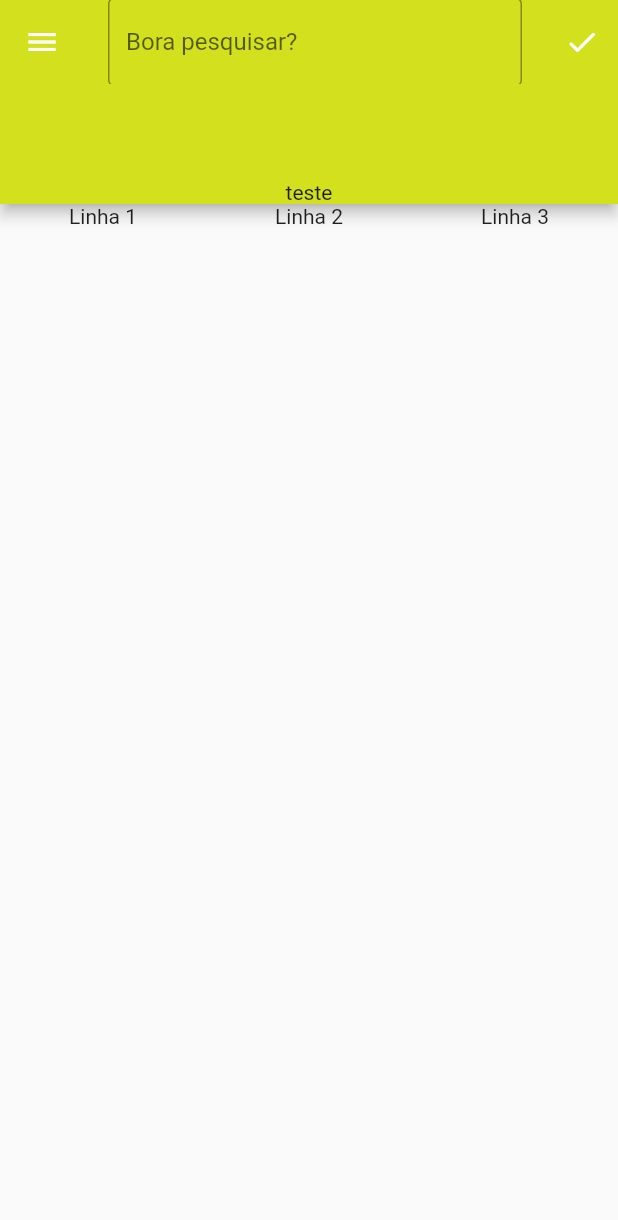
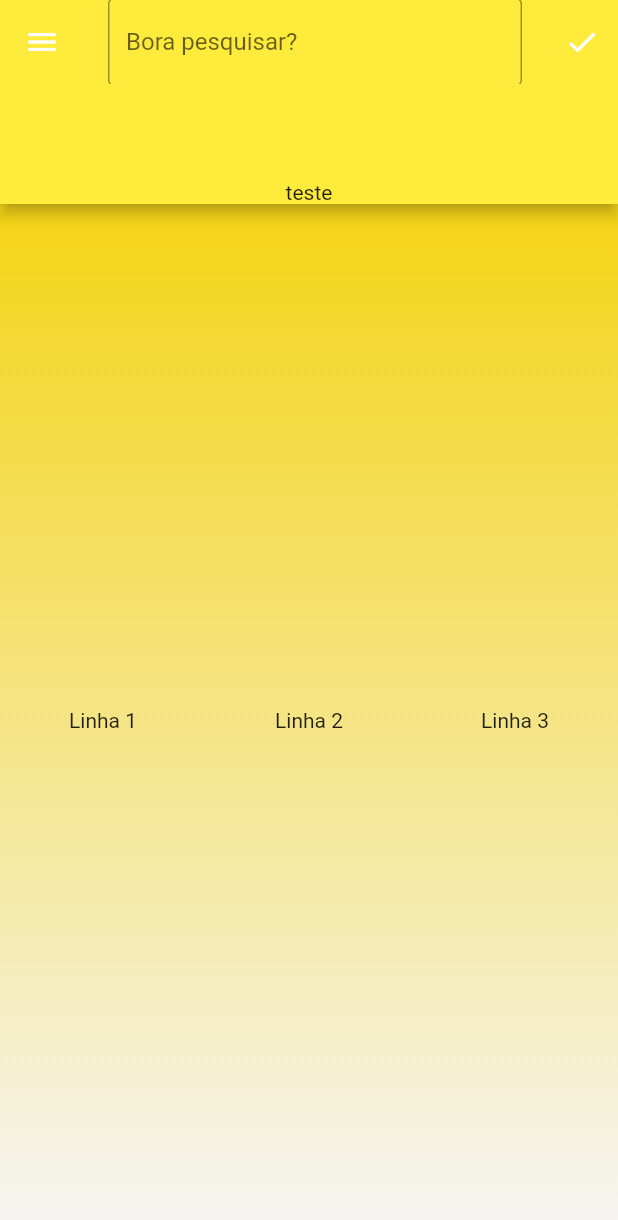
Before and after one commit to LeandroETEC/mercado_aberto, a Flutter app: the screen it shows after launch, on a phone screen of 412 x 824 dp. Shown: the top 1220 px of the screen. Run offline on Flutter 3.47's test engine with Material 2 defaults, Android fonts, the phone set to English and light mode, and no system bars; missing offline and left inert: dart:html.

Commit message:
adicionado elementos no body e um gradiente

```diff
--- a/lib/main.dart
+++ b/lib/main.dart
@@ -77,22 +77,43 @@ class _MyHomePageState extends State<MyHomePage> {
         // Here we take the value from the MyHomePage object that was created by
         // the App.build method, and use it to set our appbar title.
         leading: IconButton(onPressed: () {}, icon: Icon(Icons.menu)) ,
-        title: TextField( obscureText: true,
+        title: TextField( obscureText: false,
         decoration: InputDecoration(border: OutlineInputBorder(), labelText: "Bora pesquisar?")),
 
         actions: <Widget>[
           IconButton(onPressed: () {}, icon: Icon(Icons.done_rounded))
-        ],  backgroundColor: Color.fromARGB(255, 211, 224, 30),
-        bottom:  PreferredSize(
+        ],  backgroundColor:  Colors.yellow
+       , bottom:  PreferredSize(
         preferredSize: const Size.fromHeight(80.0) /*aumentar esse valor aumenta o tamamnho da barra*/ , child: Text("teste"),),
       ),
-      body: Row(children: [
-        //tendi +/-, mas o expanded faz com q pegue o espaço disponivel
-       Expanded(child: Text("Linha 1", textAlign: TextAlign.center),) ,
-       Expanded(child: Text("Linha 2",textAlign: TextAlign.center),) ,
-       Expanded(child: Text("Linha 3",textAlign: TextAlign.center),
-)
-      ],)
+      body:
+        Container(
+          height: MediaQuery.of(context).size.height,
+          width: MediaQuery.of(context).size.width,
+            decoration: const BoxDecoration(
+              gradient: LinearGradient(
+                begin: Alignment.topCenter, end: Alignment.bottomCenter,
+                 colors: <Color>[
+                Color(0xfff5d415),
+                Color(0xfff5f5f5),
+              ]
+              )
+            ),
+          child: Container(
+            child: Row(
+              children: [
+          //tendi +/-, mas o expanded faz com q pegue o espaço disponivel
+                Expanded(child: Text("Linha 1", textAlign: TextAlign.center),) ,
+                Expanded(child: Text("Linha 2",textAlign: TextAlign.center),) ,
+                Expanded(child: Text("Linha 3",textAlign: TextAlign.center),)
+      ],
+      )
+
+
+
+      ),
+        ),
+
 
        // This trailing comma makes auto-formatting nicer for build methods.
     );
```
